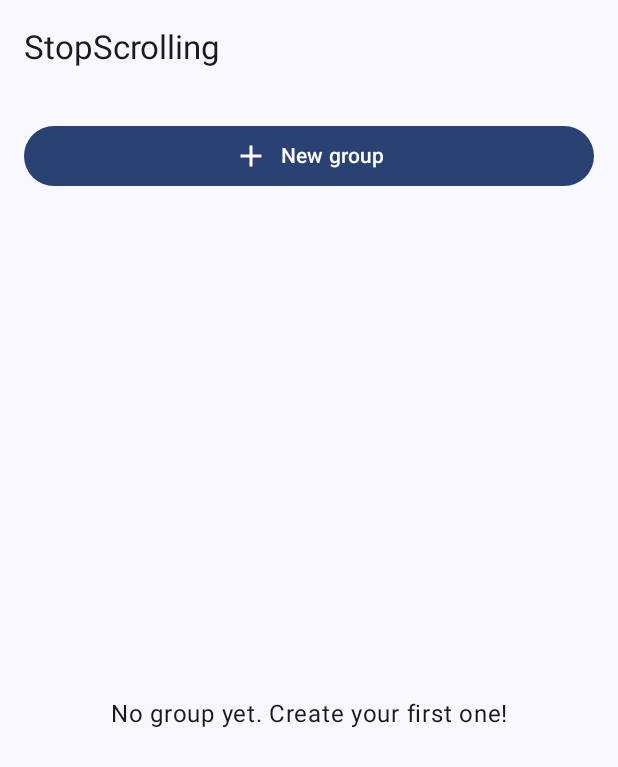
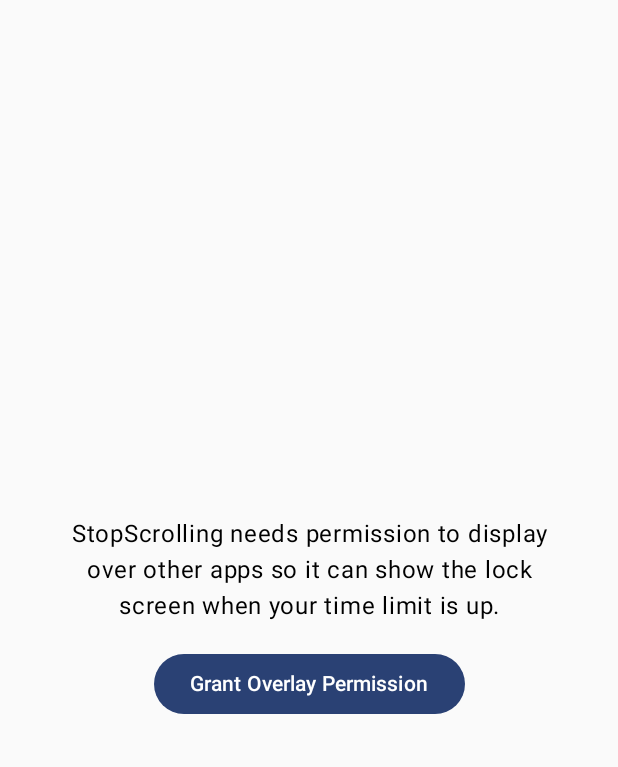
Before and after one commit to AuroraHEL/StopScrolling, an Android app built with Jetpack Compose: the screen it shows after launch (MainActivity), on a phone screen of 412 x 824 dp. Shown: the top 767 px of the screen. Run offline under Robolectric (Android 15) with nearby library versions, the phone set to English and light mode, and no system bars.

Commit message:
add SYSTEM_ALERT_WINDOW permission request flow

```diff
--- a/app/src/main/AndroidManifest.xml
+++ b/app/src/main/AndroidManifest.xml
@@ -14,6 +14,7 @@
     <uses-permission
         android:name="android.permission.PACKAGE_USAGE_STATS"
         tools:ignore="ProtectedPermissions" />
+    <uses-permission android:name="android.permission.SYSTEM_ALERT_WINDOW" />
 
     <application
         android:name=".StopScrollingApp"
--- a/app/src/main/java/com/example/stopscrolling/PermissionScreen.kt
+++ b/app/src/main/java/com/example/stopscrolling/PermissionScreen.kt
@@ -3,6 +3,7 @@ package com.example.stopscrolling
 import android.app.AppOpsManager
 import android.content.Context
 import android.content.Intent
+import android.net.Uri
 import android.os.Process
 import android.provider.Settings
 import androidx.compose.foundation.layout.*
@@ -13,26 +14,31 @@ import androidx.compose.runtime.*
 import androidx.compose.ui.Alignment
 import androidx.compose.ui.Modifier
 import androidx.compose.ui.platform.LocalContext
+import androidx.compose.ui.res.stringResource
+import androidx.compose.ui.text.style.TextAlign
 import androidx.compose.ui.unit.dp
 import androidx.lifecycle.Lifecycle
 import androidx.lifecycle.LifecycleEventObserver
 import androidx.lifecycle.compose.LocalLifecycleOwner
-import androidx.compose.ui.text.style.TextAlign
 
 @Composable
 fun PermissionScreen(onPermissionGranted: () -> Unit) {
     val context = LocalContext.current
     val lifecycleOwner = LocalLifecycleOwner.current
 
+    var hasUsagePermission by remember { mutableStateOf(hasUsageStatsPermission(context)) }
+    var hasOverlayPermission by remember { mutableStateOf(hasOverlayPermission(context)) }
     var hasRequested by remember { mutableStateOf(false) }
     var showDeniedMessage by remember { mutableStateOf(false) }
 
     DisposableEffect(lifecycleOwner) {
         val observer = LifecycleEventObserver { _, event ->
             if (event == Lifecycle.Event.ON_RESUME) {
-                if (hasUsageStatsPermission(context)) {
+                hasUsagePermission = hasUsageStatsPermission(context)
+                hasOverlayPermission = hasOverlayPermission(context)
+
+                if (hasUsagePermission && hasOverlayPermission) {
                     showDeniedMessage = false
-
                     onPermissionGranted()
                 } else if (hasRequested) {
                     showDeniedMessage = true
@@ -50,23 +56,21 @@ fun PermissionScreen(onPermissionGranted: () -> Unit) {
         horizontalAlignment = Alignment.CenterHorizontally,
         verticalArrangement = Arrangement.Center
     ) {
-
+        if (!hasUsagePermission) {
             Text(
                 text = "StopScrolling needs Usage Access to track your screen time and enforce limits.",
                 modifier = Modifier.padding(horizontal = 32.dp),
                 textAlign = TextAlign.Center
             )
-
             Spacer(modifier = Modifier.height(16.dp))
-
             Button(onClick = {
                 hasRequested = true
+                showDeniedMessage = false
                 val intent = Intent(Settings.ACTION_USAGE_ACCESS_SETTINGS)
                 context.startActivity(intent)
             }) {
                 Text(text = "Grant Permission")
             }
-
             if (showDeniedMessage) {
                 Spacer(modifier = Modifier.height(16.dp))
                 Text(
@@ -75,6 +79,30 @@ fun PermissionScreen(onPermissionGranted: () -> Unit) {
                     textAlign = TextAlign.Center,
                     modifier = Modifier.padding(horizontal = 32.dp)
                 )
+            }
+        } else if (!hasOverlayPermission) {
+            Text(
+                text = stringResource(R.string.overlay_permission_rationale),
+                modifier = Modifier.padding(horizontal = 32.dp),
+                textAlign = TextAlign.Center
+            )
+            Spacer(modifier = Modifier.height(16.dp))
+            Button(onClick = {
+                hasRequested = true
+                showDeniedMessage = false
+                requestOverlayPermission(context)
+            }) {
+                Text(text = stringResource(R.string.grant_overlay_permission))
+            }
+            if (showDeniedMessage) {
+                Spacer(modifier = Modifier.height(16.dp))
+                Text(
+                    text = stringResource(R.string.overlay_permission_denied),
+                    color = MaterialTheme.colorScheme.error,
+                    textAlign = TextAlign.Center,
+                    modifier = Modifier.padding(horizontal = 32.dp)
+                )
+            }
         }
     }
 }
@@ -97,3 +125,15 @@ fun hasUsageStatsPermission(context: Context): Boolean {
     }
     return mode == AppOpsManager.MODE_ALLOWED
 }
+
+fun hasOverlayPermission(context: Context): Boolean {
+    return Settings.canDrawOverlays(context)
+}
+
+fun requestOverlayPermission(context: Context) {
+    val intent = Intent(
+        Settings.ACTION_MANAGE_OVERLAY_PERMISSION,
+        Uri.parse("package:${context.packageName}")
+    )
+    context.startActivity(intent)
+}
--- a/app/src/main/res/values/strings.xml
+++ b/app/src/main/res/values/strings.xml
@@ -8,6 +8,9 @@
     <string name="select_apps_error">Select at least one app</string>
     <string name="save">Save</string>
     <string name="back">Back</string>
+    <string name="overlay_permission_rationale">StopScrolling needs permission to display over other apps so it can show the lock screen when your time limit is up.</string>
+    <string name="grant_overlay_permission">Grant Overlay Permission</string>
+    <string name="overlay_permission_denied">Overlay permission required. Please allow StopScrolling to display over other apps.</string>
     <plurals name="apps_count">
         <item quantity="one">%d app</item>
         <item quantity="other">%d apps</item>
```
Lines whose indentation alone changed are shown as unchanged.
